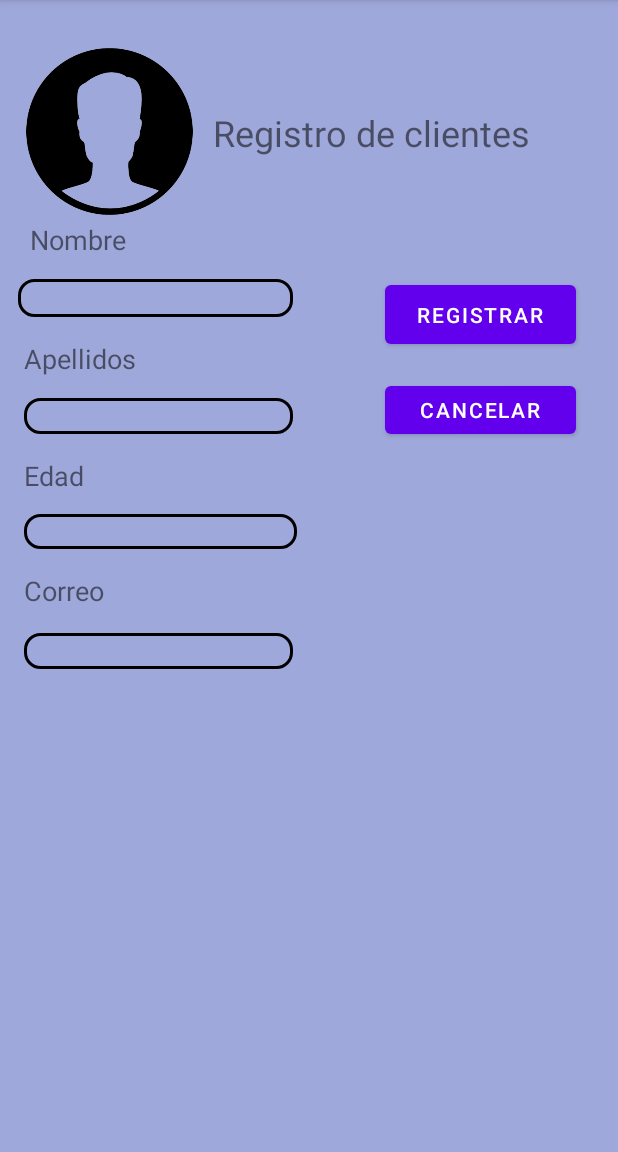
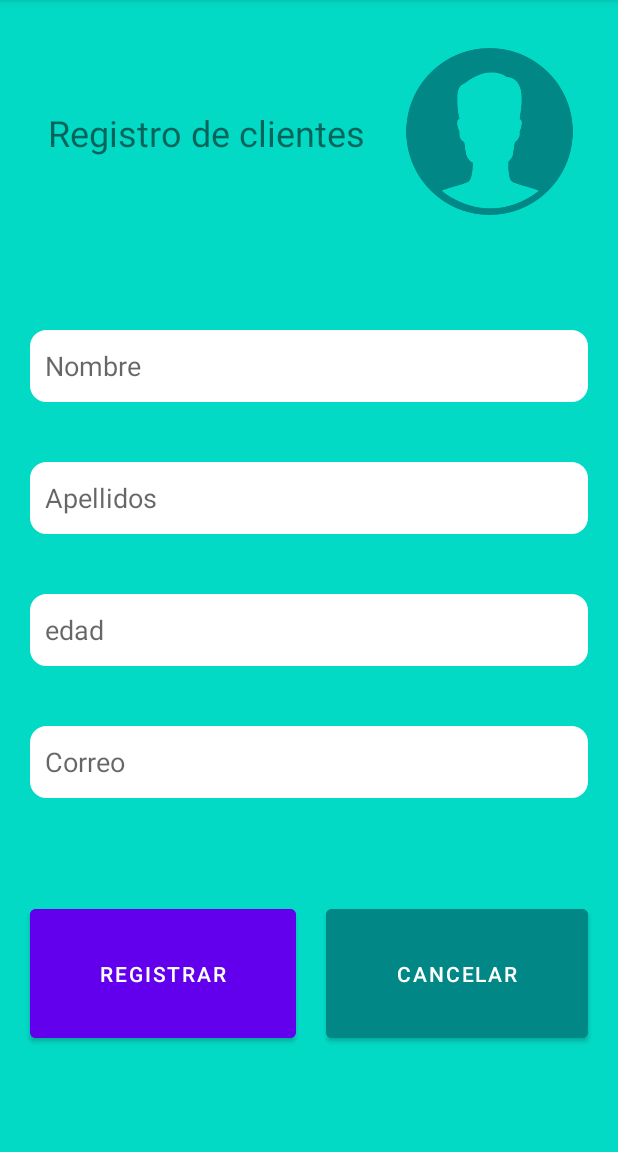
Before and after one commit to scr47One/proyecto_topicos_u4, an Android app: the Registro screen opened directly, with no data from a screen before it, on a phone screen of 412 x 824 dp, the part 84-1236 px from its top. Run offline under Robolectric (Android 15) with nearby library versions, the phone set to English and light mode, and no system bars.

Commit message:
Interfaz registro hecha

```diff
--- a/app/src/main/res/layout/activity_registro.xml
+++ b/app/src/main/res/layout/activity_registro.xml
@@ -4,20 +4,30 @@
     xmlns:tools="http://schemas.android.com/tools"
     android:layout_width="match_parent"
     android:layout_height="match_parent"
-    android:background="#9FA8DA"
+    android:background="@color/teal_200"
+    android:foregroundTint="@color/teal_200"
     tools:context=".MainActivity">
 
-    <EditText
-        android:id="@+id/correoTextField"
-        android:layout_width="179dp"
-        android:layout_height="24dp"
-        android:layout_marginStart="16dp"
-        android:layout_marginTop="16dp"
-        android:background="@drawable/estilo_borde_editext"
-        android:ems="10"
-        android:inputType="textPersonName"
-        app:layout_constraintStart_toStartOf="parent"
-        app:layout_constraintTop_toBottomOf="@+id/correo" />
+
+    <LinearLayout
+        android:id="@+id/imagen_titulo"
+        android:layout_width="match_parent"
+        android:layout_height="wrap_content"
+        android:layout_margin="20dp"
+        android:orientation="horizontal"
+        tools:ignore="MissingConstraints">
+
+        <TextView
+            android:id="@+id/textView6"
+            android:layout_width="221dp"
+            android:layout_height="40dp"
+            android:layout_marginStart="12dp"
+            android:layout_marginTop="72dp"
+            android:foregroundTint="@color/black"
+            android:text="Registro de clientes"
+            android:textSize="24sp"
+            app:layout_constraintStart_toEndOf="@+id/imageView"
+            app:layout_constraintTop_toTopOf="parent" />
 
         <ImageView
             android:id="@+id/imageView"
@@ -27,121 +37,116 @@
             android:layout_marginTop="32dp"
             app:layout_constraintStart_toStartOf="parent"
             app:layout_constraintTop_toTopOf="parent"
-        app:srcCompat="@drawable/persona_anonima" />
+            app:srcCompat="@drawable/persona_anonima"
+            app:tint="@color/teal_700" />
+    </LinearLayout>
 
-    <TextView
-        android:id="@+id/nombre"
-        android:layout_width="wrap_content"
+    <LinearLayout
+        android:layout_width="match_parent"
+        android:layout_height="match_parent"
+        android:layout_marginTop="180dp"
+        android:layout_marginBottom="130dp"
+        android:orientation="vertical"
+        android:padding="20dp">
+
+        <EditText
+            android:id="@+id/nombreTextField"
+            android:layout_width="match_parent"
             android:layout_height="wrap_content"
-        android:layout_marginStart="20dp"
-        android:layout_marginTop="4dp"
-        android:text="Nombre"
+            android:layout_marginBottom="20dp"
+            android:layout_marginTop="20dp"
+            android:background="@drawable/estilo_borde_editext"
+            android:backgroundTint="@color/white"
+            android:ems="10"
+            android:inputType="textPersonName"
+            android:minHeight="48dp"
             android:textSize="18sp"
+            android:hint="Nombre"
             app:layout_constraintStart_toStartOf="parent"
-        app:layout_constraintTop_toBottomOf="@+id/imageView" />
+            app:layout_constraintTop_toBottomOf="@+id/nombre" />
 
-    <TextView
-        android:id="@+id/edad"
-        android:layout_width="wrap_content"
+
+        <EditText
+            android:id="@+id/apellidosTextField"
+            android:layout_width="match_parent"
             android:layout_height="wrap_content"
-        android:layout_marginStart="16dp"
-        android:layout_marginTop="15dp"
-        android:text="Edad"
-        android:textSize="18sp"
+            android:hint="Apellidos"
+            android:background="@drawable/estilo_borde_editext"
+            android:backgroundTint="@color/white"
+            android:ems="10"
+            android:inputType="textPersonName"
+            android:minHeight="48dp"
+            android:layout_marginBottom="20dp"
+            android:layout_marginTop="20dp"
             app:layout_constraintStart_toStartOf="parent"
-        app:layout_constraintTop_toBottomOf="@+id/apellidosTextField" />
+            app:layout_constraintTop_toBottomOf="@+id/apellidos" />
 
-    <TextView
-        android:id="@+id/correo"
-        android:layout_width="wrap_content"
+
+        <EditText
+            android:id="@+id/edadTextField"
+            android:layout_width="match_parent"
             android:layout_height="wrap_content"
-        android:layout_marginStart="16dp"
-        android:layout_marginTop="15dp"
-        android:text="Correo"
-        android:textSize="18sp"
+            android:hint="edad"
+            android:layout_marginBottom="20dp"
+            android:layout_marginTop="20dp"
+            android:background="@drawable/estilo_borde_editext"
+            android:backgroundTint="@color/white"
+            android:ems="10"
+            android:inputType="textPersonName"
+            android:minHeight="48dp"
             app:layout_constraintStart_toStartOf="parent"
-        app:layout_constraintTop_toBottomOf="@+id/edadTextField" />
+            app:layout_constraintTop_toBottomOf="@+id/edad" />
 
-    <TextView
-        android:id="@+id/apellidos"
-        android:layout_width="wrap_content"
+        <EditText
+            android:id="@+id/correoTextField"
+            android:layout_width="match_parent"
             android:layout_height="wrap_content"
-        android:layout_marginStart="16dp"
-        android:layout_marginTop="15dp"
-        android:text="Apellidos"
-        android:textSize="18sp"
+            android:hint="Correo"
+            android:layout_marginBottom="20dp"
+            android:layout_marginTop="20dp"
+            android:background="@drawable/estilo_borde_editext"
+            android:backgroundTint="@color/white"
+            android:ems="10"
+            android:inputType="textPersonName"
+            android:minHeight="48dp"
             app:layout_constraintStart_toStartOf="parent"
-        app:layout_constraintTop_toBottomOf="@+id/nombreTextField" />
+            app:layout_constraintTop_toBottomOf="@+id/correo" />
+
+
+    </LinearLayout>
+
+    <LinearLayout
+        android:layout_width="fill_parent"
+        android:layout_height="match_parent"
+
+        android:layout_marginTop="580dp"
+
+        android:layout_marginBottom="50dp"
+        android:orientation="horizontal"
+        android:weightSum="2"
+        android:padding="10dp"
+        tools:ignore="MissingConstraints">
 
         <Button
             android:id="@+id/registrarse"
-        android:layout_width="127dp"
-        android:layout_height="51dp"
-        android:layout_marginTop="72dp"
+            android:layout_width="wrap_content"
+            android:layout_height="match_parent"
+            android:layout_margin="10dp"
+            android:layout_weight="1"
+            android:backgroundTint="@color/purple_500"
             android:text="Registrar"
-        app:layout_constraintEnd_toEndOf="parent"
-        app:layout_constraintHorizontal_bias="0.901"
-        app:layout_constraintStart_toStartOf="parent"
-        app:layout_constraintTop_toBottomOf="@+id/textView6" />
+            android:textColor="@color/white"
+            app:iconTint="@color/purple_200" />
 
         <Button
             android:id="@+id/cancelar"
-        android:layout_width="127dp"
-        android:layout_height="44dp"
-        android:layout_marginTop="16dp"
-        android:text="Cancelar"
-        app:layout_constraintEnd_toEndOf="parent"
-        app:layout_constraintHorizontal_bias="0.901"
-        app:layout_constraintStart_toStartOf="parent"
-        app:layout_constraintTop_toBottomOf="@+id/registrarse" />
-
-    <TextView
-        android:id="@+id/textView6"
-        android:layout_width="221dp"
-        android:layout_height="40dp"
-        android:layout_marginStart="12dp"
-        android:layout_marginTop="72dp"
-        android:text="Registro de clientes"
-        android:textSize="24sp"
-        app:layout_constraintStart_toEndOf="@+id/imageView"
-        app:layout_constraintTop_toTopOf="parent" />
-
-    <EditText
-        android:id="@+id/nombreTextField"
-        android:layout_width="183dp"
-        android:layout_height="25dp"
-        android:layout_marginStart="12dp"
-        android:layout_marginTop="14dp"
-        android:background="@drawable/estilo_borde_editext"
-        android:ems="10"
-        android:inputType="textPersonName"
-        android:textSize="18sp"
-        app:layout_constraintStart_toStartOf="parent"
-        app:layout_constraintTop_toBottomOf="@+id/nombre" />
-
-    <EditText
-        android:id="@+id/apellidosTextField"
-        android:layout_width="179dp"
-        android:layout_height="24dp"
-        android:layout_marginStart="16dp"
-        android:layout_marginTop="14dp"
-        android:background="@drawable/estilo_borde_editext"
-        android:ems="10"
-        android:inputType="textPersonName"
-        app:layout_constraintStart_toStartOf="parent"
-        app:layout_constraintTop_toBottomOf="@+id/apellidos" />
-
-    <EditText
-        android:id="@+id/edadTextField"
-        android:layout_width="182dp"
-        android:layout_height="23dp"
-        android:layout_marginStart="16dp"
-        android:layout_marginTop="13dp"
-        android:background="@drawable/estilo_borde_editext"
-        android:ems="10"
-        android:inputType="textPersonName"
-        app:layout_constraintStart_toStartOf="parent"
-        app:layout_constraintTop_toBottomOf="@+id/edad" />
+            android:layout_width="wrap_content"
+            android:layout_height="match_parent"
+            android:layout_margin="10dp"
+            android:layout_weight="1"
+            android:backgroundTint="@color/teal_700"
+            android:text="Cancelar" />
+    </LinearLayout>
 
 
 </androidx.constraintlayout.widget.ConstraintLayout>
```
Lines whose indentation alone changed are shown as unchanged.
